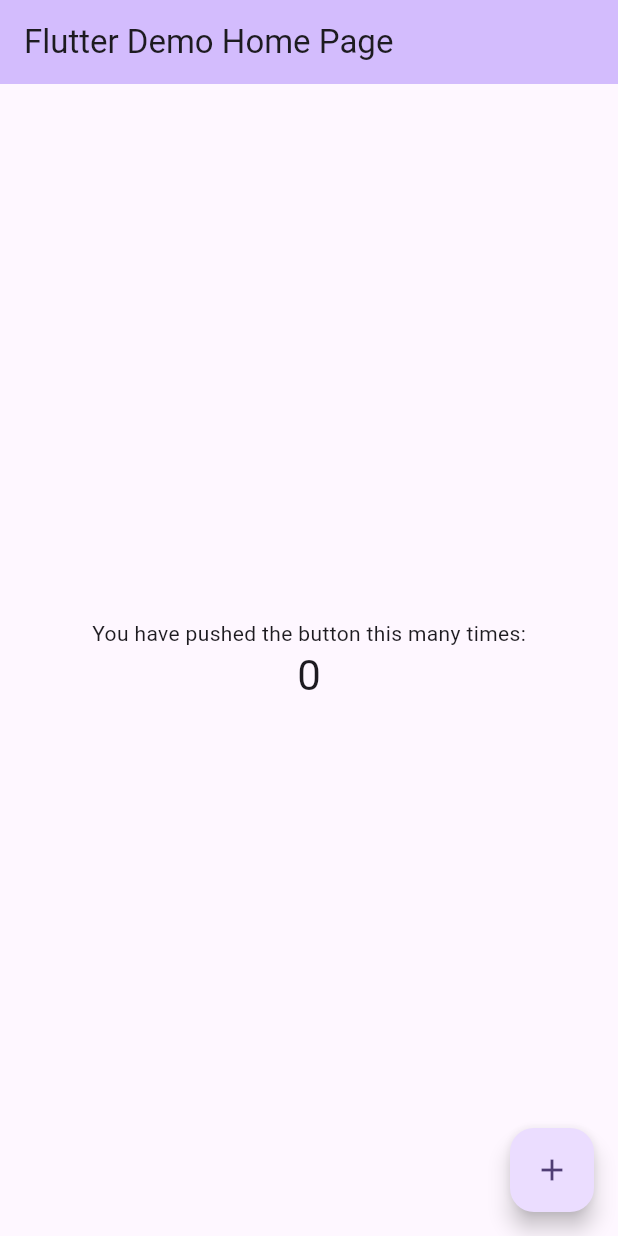
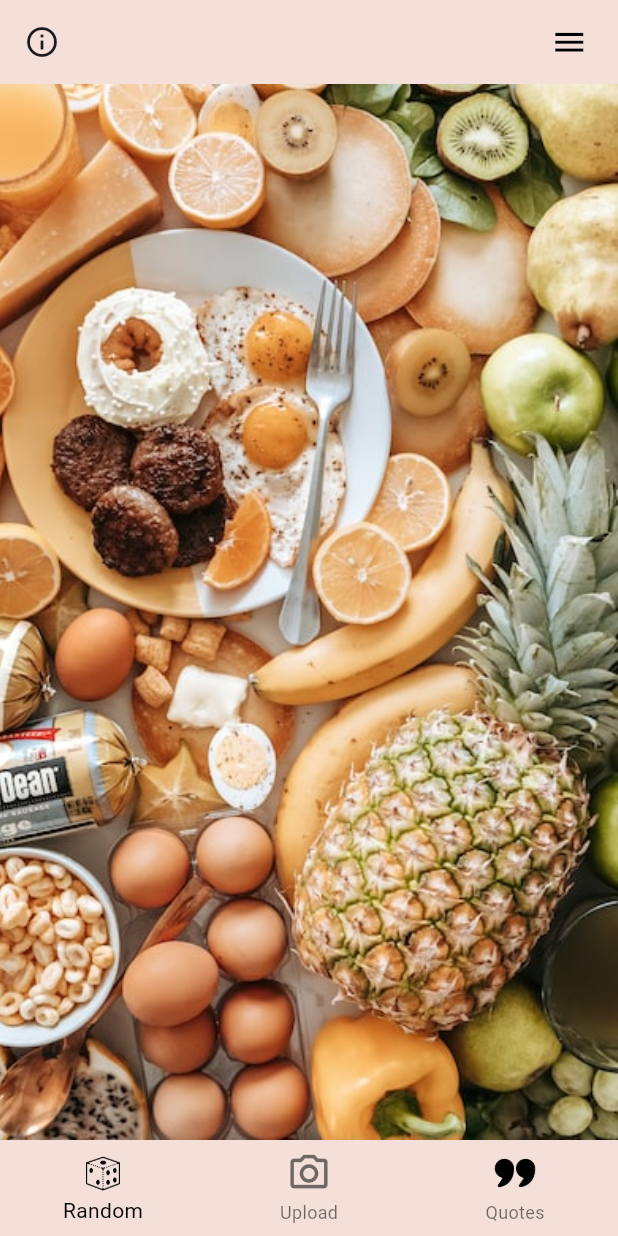
Before and after one commit to Khawar101/language_translate, a Flutter app: the screen it shows after launch, on a phone screen of 412 x 824 dp. Run offline on Flutter 3.47's test engine with Material 2 defaults, Android fonts, the phone set to English and light mode, and no system bars.

Commit message:
home screen

```diff
--- a/lib/home_screen.dart
+++ b/lib/home_screen.dart
@@ -1,64 +1,111 @@
+// ignore_for_file: unused_field
+
 import 'package:flutter/material.dart';
 
 class MyHomePage extends StatefulWidget {
-  const MyHomePage({super.key, required this.title});
-
-  // This widget is the home page of your application. It is stateful, meaning
-  // that it has a State object (defined below) that contains fields that affect
-  // how it looks.
-
-  // This class is the configuration for the state. It holds the values (in this
-  // case the title) provided by the parent (in this case the App widget) and
-  // used by the build method of the State. Fields in a Widget subclass are
-  // always marked "final".
-
-  final String title;
+  const MyHomePage({super.key});
 
   @override
   State<MyHomePage> createState() => _MyHomePageState();
 }
 
 class _MyHomePageState extends State<MyHomePage> {
-  int _counter = 0;
+  // int _counter = 0;
 
-  void _incrementCounter() {
+  // void _incrementCounter() {
+  //   setState(() {
+
+  //     _counter++;
+  //   });
+  // }
+  int _selectedIndex = 0;
+  static const TextStyle optionStyle =
+      TextStyle(fontSize: 30, fontWeight: FontWeight.bold, color: Colors.black);
+  static const List<Widget> _widgetOptions = <Widget>[
+    Text(
+      'Index 0: Random',
+      style: optionStyle,
+    ),
+    Text(
+      'Index 1: Upload',
+      style: optionStyle,
+    ),
+    Text(
+      'Index 2: Quotes',
+      style: optionStyle,
+    ),
+  ];
+
+  void _onItemTapped(int index) {
     setState(() {
-
-      _counter++;
+      _selectedIndex = index;
     });
   }
 
   @override
   Widget build(BuildContext context) {
-
     return Scaffold(
+      backgroundColor: const Color(0xFFf4e0d9),
       appBar: AppBar(
-
-        backgroundColor: Theme.of(context).colorScheme.inversePrimary,
-
-        title: Text(widget.title),
+        backgroundColor: Colors.transparent,
+        elevation: 0,
+        title: const Icon(Icons.info_outline),
+        actions: const <Widget>[
+          Padding(
+            padding: EdgeInsets.only(right: 20),
+            child: Icon(
+              Icons.menu,
+              color: Colors.black,
+              size: 25,
+            ),
+          ),
+        ],
       ),
-      body: Center(
-
-        child: Column(
-
-          mainAxisAlignment: MainAxisAlignment.center,
-          children: <Widget>[
-            const Text(
-              'You have pushed the button this many times:',
+      body: Stack(
+        children: [
+          SizedBox(
+            height: MediaQuery.of(context).size.height * 1,
+            width: MediaQuery.of(context).size.width * 1,
+            child: Image.asset(
+              'assets/images/food-image.jpeg',
+              fit: BoxFit.cover,
             ),
-            Text(
-              '$_counter',
-              style: Theme.of(context).textTheme.headlineMedium,
+          ),
+          const Column(
+            mainAxisAlignment: MainAxisAlignment.center,
+            children: <Widget>[],
+          ),
+        ],
+      ),
+      bottomNavigationBar: BottomNavigationBar(
+        backgroundColor: const Color(0xFFf4e0d9),
+        items: <BottomNavigationBarItem>[
+          BottomNavigationBarItem(
+            icon: Image.asset(
+              'assets/icons/rendom.png',
+              width: 30,
             ),
-          ],
-        ),
+            label: 'Random',
+          ),
+          const BottomNavigationBarItem(
+            icon: Icon(
+              Icons.camera_alt_outlined,
+              size: 30,
+            ),
+            label: 'Upload',
+          ),
+          BottomNavigationBarItem(
+            icon: Image.asset(
+              'assets/icons/quotes.png',
+              width: 30,
+            ),
+            label: 'Quotes',
+          ),
+        ],
+        currentIndex: _selectedIndex,
+        selectedItemColor: Colors.black,
+        onTap: _onItemTapped,
       ),
-      floatingActionButton: FloatingActionButton(
-        onPressed: _incrementCounter,
-        tooltip: 'Increment',
-        child: const Icon(Icons.add),
-      ), // This trailing comma makes auto-formatting nicer for build methods.
     );
   }
 }
--- a/lib/main.dart
+++ b/lib/main.dart
@@ -19,7 +19,8 @@ class MyApp extends StatelessWidget {
         colorScheme: ColorScheme.fromSeed(seedColor: Colors.deepPurple),
         useMaterial3: true,
       ),
-      home: const MyHomePage(title: 'Flutter Demo Home Page'),
+      home: const MyHomePage(),
     );
   }
 }
+// "camera enhance
--- a/pubspec.yaml
+++ b/pubspec.yaml
@@ -59,9 +59,9 @@ flutter:
   uses-material-design: true
 
   # To add assets to your application, add an assets section, like this:
-  # assets:
-  #   - images/a_dot_burr.jpeg
-  #   - images/a_dot_ham.jpeg
+  assets:
+    - assets/images/
+    - assets/icons/
 
   # An image asset can refer to one or more resolution-specific "variants", see
   # https://flutter.dev/assets-and-images/#resolution-aware
```
Also changed, not shown: lib/widgets/appbar.dart (added, +48 -0 lines), assets/icons/quotes.png (added), assets/icons/rendom.png (added), assets/images/food-image.jpeg (added).
